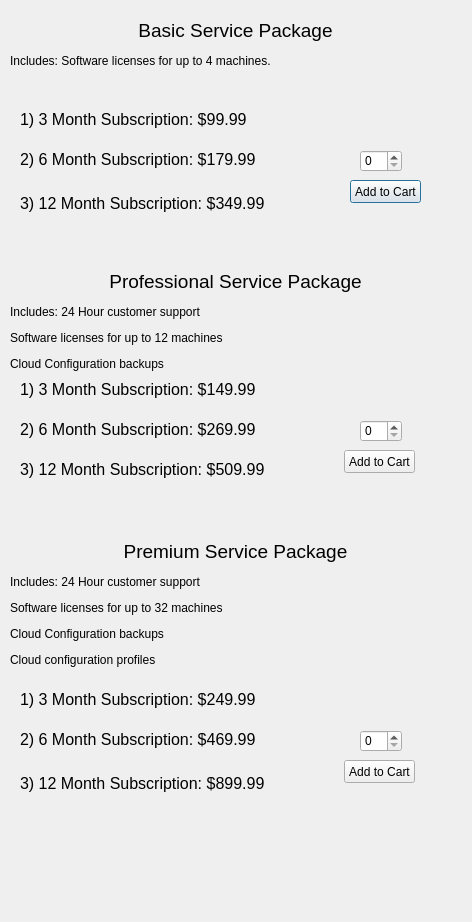
The window that cartscreen.ui (broadermat70/agile-) describes before a commit, drawn with Qt 5.
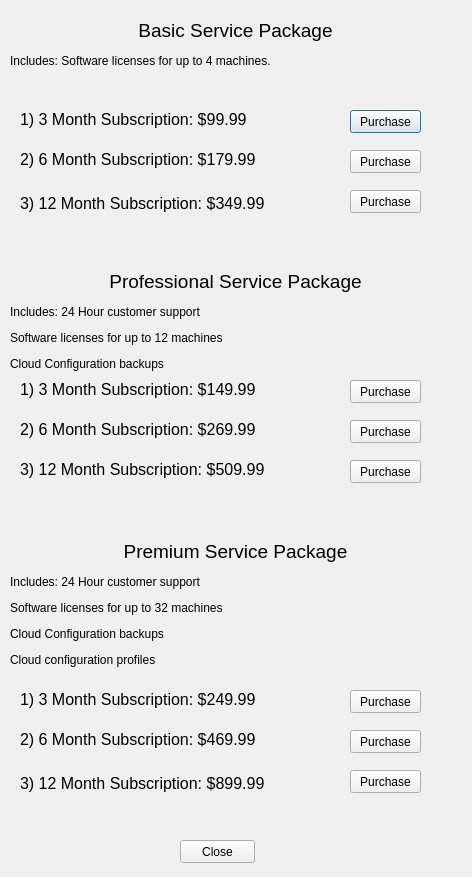
The same window after the commit.

The edit to the form file:
```diff
--- a/cartscreen.ui
+++ b/cartscreen.ui
@@ -7,7 +7,7 @@
     <x>0</x>
     <y>0</y>
     <width>472</width>
-    <height>922</height>
+    <height>877</height>
    </rect>
   </property>
   <property name="windowTitle">
@@ -169,91 +169,134 @@
     <string>&lt;html&gt;&lt;head/&gt;&lt;body&gt;&lt;p align=&quot;center&quot;&gt;&lt;span style=&quot; font-size:14pt;&quot;&gt;Premium Service Package&lt;/span&gt;&lt;/p&gt;&lt;p&gt;Includes: 24 Hour customer support &lt;/p&gt;&lt;p&gt;Software licenses for up to 32 machines&lt;/p&gt;&lt;p&gt;Cloud Configuration backups&lt;/p&gt;&lt;p&gt;Cloud configuration profiles&lt;br/&gt;&lt;/p&gt;&lt;/body&gt;&lt;/html&gt;</string>
    </property>
   </widget>
-  <widget class="QSpinBox" name="premiumSpinbox">
-   <property name="geometry">
-    <rect>
-     <x>360</x>
-     <y>730</y>
-     <width>42</width>
-     <height>22</height>
-    </rect>
-   </property>
-   <property name="minimum">
-    <number>0</number>
-   </property>
-   <property name="maximum">
-    <number>3</number>
-   </property>
-  </widget>
-  <widget class="QSpinBox" name="basicSpinbox">
-   <property name="geometry">
-    <rect>
-     <x>360</x>
-     <y>150</y>
-     <width>42</width>
-     <height>22</height>
-    </rect>
-   </property>
-   <property name="minimum">
-    <number>0</number>
-   </property>
-   <property name="maximum">
-    <number>3</number>
-   </property>
-  </widget>
-  <widget class="QSpinBox" name="proSpinBox">
-   <property name="geometry">
-    <rect>
-     <x>360</x>
-     <y>420</y>
-     <width>42</width>
-     <height>22</height>
-    </rect>
-   </property>
-   <property name="minimum">
-    <number>0</number>
-   </property>
-   <property name="maximum">
-    <number>3</number>
-   </property>
-  </widget>
   <widget class="QPushButton" name="basicAdd">
    <property name="geometry">
     <rect>
      <x>350</x>
-     <y>180</y>
+     <y>110</y>
      <width>71</width>
      <height>23</height>
     </rect>
    </property>
    <property name="text">
-    <string>Add to Cart</string>
+    <string>Purchase</string>
    </property>
   </widget>
   <widget class="QPushButton" name="proAdd">
    <property name="geometry">
     <rect>
-     <x>344</x>
-     <y>450</y>
+     <x>350</x>
+     <y>380</y>
      <width>71</width>
      <height>23</height>
     </rect>
    </property>
    <property name="text">
-    <string>Add to Cart</string>
+    <string>Purchase</string>
    </property>
   </widget>
   <widget class="QPushButton" name="premiiumAdd">
    <property name="geometry">
     <rect>
-     <x>344</x>
-     <y>760</y>
+     <x>350</x>
+     <y>690</y>
      <width>71</width>
      <height>23</height>
     </rect>
    </property>
    <property name="text">
-    <string>Add to Cart</string>
+    <string>Purchase</string>
+   </property>
+  </widget>
+  <widget class="QPushButton" name="premiiumAdd_2">
+   <property name="geometry">
+    <rect>
+     <x>350</x>
+     <y>730</y>
+     <width>71</width>
+     <height>23</height>
+    </rect>
+   </property>
+   <property name="text">
+    <string>Purchase</string>
+   </property>
+  </widget>
+  <widget class="QPushButton" name="premiiumAdd_3">
+   <property name="geometry">
+    <rect>
+     <x>350</x>
+     <y>770</y>
+     <width>71</width>
+     <height>23</height>
+    </rect>
+   </property>
+   <property name="text">
+    <string>Purchase</string>
+   </property>
+  </widget>
+  <widget class="QPushButton" name="proAdd_2">
+   <property name="geometry">
+    <rect>
+     <x>350</x>
+     <y>420</y>
+     <width>71</width>
+     <height>23</height>
+    </rect>
+   </property>
+   <property name="text">
+    <string>Purchase</string>
+   </property>
+  </widget>
+  <widget class="QPushButton" name="proAdd_3">
+   <property name="geometry">
+    <rect>
+     <x>350</x>
+     <y>460</y>
+     <width>71</width>
+     <height>23</height>
+    </rect>
+   </property>
+   <property name="text">
+    <string>Purchase</string>
+   </property>
+  </widget>
+  <widget class="QPushButton" name="basicAdd_2">
+   <property name="geometry">
+    <rect>
+     <x>350</x>
+     <y>150</y>
+     <width>71</width>
+     <height>23</height>
+    </rect>
+   </property>
+   <property name="text">
+    <string>Purchase</string>
+   </property>
+  </widget>
+  <widget class="QPushButton" name="basicAdd_3">
+   <property name="geometry">
+    <rect>
+     <x>350</x>
+     <y>190</y>
+     <width>71</width>
+     <height>23</height>
+    </rect>
+   </property>
+   <property name="text">
+    <string>Purchase</string>
+   </property>
+  </widget>
+  <widget class="QPushButton" name="pushButton">
+   <property name="geometry">
+    <rect>
+     <x>180</x>
+     <y>840</y>
+     <width>75</width>
+     <height>23</height>
+    </rect>
+   </property>
+   <property name="text">
+    <string>Close</string>
    </property>
   </widget>
  </widget>
```
